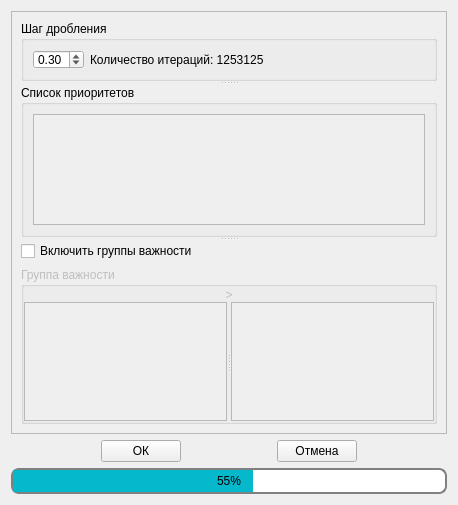
Above: src/startupconfigform.ui from vrs000/DMS before the change. Below: the same form after it.
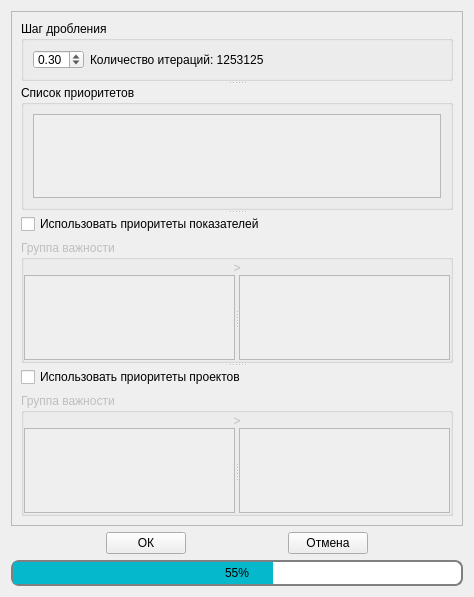
That is the form after the change. Icons and pictures are not drawn.

Commit message: Added calculation based on project priorities

Patch:
```diff
--- a/src/startupconfigform.ui
+++ b/src/startupconfigform.ui
@@ -6,8 +6,8 @@
    <rect>
     <x>0</x>
     <y>0</y>
-    <width>458</width>
-    <height>505</height>
+    <width>474</width>
+    <height>597</height>
    </rect>
   </property>
   <property name="windowTitle">
@@ -30,13 +30,13 @@
          <rect>
           <x>0</x>
           <y>0</y>
-          <width>436</width>
-          <height>421</height>
+          <width>452</width>
+          <height>513</height>
          </rect>
         </property>
         <layout class="QGridLayout" name="gridLayout_2">
          <item row="0" column="0">
-          <widget class="QSplitter" name="splitter_2">
+          <widget class="QSplitter" name="splitter_3">
            <property name="orientation">
             <enum>Qt::Vertical</enum>
            </property>
@@ -95,8 +95,8 @@
                  <rect>
                   <x>0</x>
                   <y>0</y>
-                  <width>396</width>
-                  <height>117</height>
+                  <width>412</width>
+                  <height>89</height>
                  </rect>
                 </property>
                 <layout class="QVBoxLayout" name="verticalLayout_3">
@@ -133,7 +133,7 @@
              <item>
               <widget class="QCheckBox" name="ToggleGroupCheckBox">
                <property name="text">
-                <string>Включить группы важности</string>
+                <string>Использовать приоритеты показателей</string>
                </property>
               </widget>
              </item>
@@ -191,8 +191,8 @@
                      <rect>
                       <x>0</x>
                       <y>0</y>
-                      <width>203</width>
-                      <height>124</height>
+                      <width>211</width>
+                      <height>91</height>
                      </rect>
                     </property>
                     <layout class="QGridLayout" name="gridLayout_4">
@@ -226,8 +226,8 @@
                      <rect>
                       <x>0</x>
                       <y>0</y>
-                      <width>202</width>
-                      <height>124</height>
+                      <width>210</width>
+                      <height>91</height>
                      </rect>
                     </property>
                     <layout class="QGridLayout" name="gridLayout_5">
@@ -259,6 +259,137 @@
              </item>
             </layout>
            </widget>
+           <widget class="QWidget" name="layoutWidget_4">
+            <layout class="QVBoxLayout" name="verticalLayout_11">
+             <item>
+              <widget class="QCheckBox" name="ToggleProjectsGroupCheckBox">
+               <property name="text">
+                <string>Использовать приоритеты проектов</string>
+               </property>
+              </widget>
+             </item>
+             <item>
+              <widget class="QGroupBox" name="ImportanceProjectsGroups_groupBox">
+               <property name="enabled">
+                <bool>false</bool>
+               </property>
+               <property name="title">
+                <string>Группа важности</string>
+               </property>
+               <layout class="QVBoxLayout" name="verticalLayout_12">
+                <property name="spacing">
+                 <number>0</number>
+                </property>
+                <property name="leftMargin">
+                 <number>0</number>
+                </property>
+                <property name="topMargin">
+                 <number>0</number>
+                </property>
+                <property name="rightMargin">
+                 <number>0</number>
+                </property>
+                <property name="bottomMargin">
+                 <number>0</number>
+                </property>
+                <item>
+                 <widget class="QLabel" name="label_5">
+                  <property name="maximumSize">
+                   <size>
+                    <width>16777215</width>
+                    <height>15</height>
+                   </size>
+                  </property>
+                  <property name="text">
+                   <string>&gt;</string>
+                  </property>
+                  <property name="alignment">
+                   <set>Qt::AlignCenter</set>
+                  </property>
+                 </widget>
+                </item>
+                <item>
+                 <widget class="QSplitter" name="splitter_2">
+                  <property name="orientation">
+                   <enum>Qt::Horizontal</enum>
+                  </property>
+                  <widget class="QScrollArea" name="scrollArea_11">
+                   <property name="widgetResizable">
+                    <bool>true</bool>
+                   </property>
+                   <widget class="QWidget" name="scrollAreaWidgetContents_11">
+                    <property name="geometry">
+                     <rect>
+                      <x>0</x>
+                      <y>0</y>
+                      <width>211</width>
+                      <height>91</height>
+                     </rect>
+                    </property>
+                    <layout class="QGridLayout" name="gridLayout_12">
+                     <property name="leftMargin">
+                      <number>0</number>
+                     </property>
+                     <property name="topMargin">
+                      <number>0</number>
+                     </property>
+                     <property name="rightMargin">
+                      <number>0</number>
+                     </property>
+                     <property name="bottomMargin">
+                      <number>0</number>
+                     </property>
+                     <property name="spacing">
+                      <number>0</number>
+                     </property>
+                     <item row="0" column="0">
+                      <layout class="QVBoxLayout" name="PreffredProjectsLayout"/>
+                     </item>
+                    </layout>
+                   </widget>
+                  </widget>
+                  <widget class="QScrollArea" name="scrollArea_12">
+                   <property name="widgetResizable">
+                    <bool>true</bool>
+                   </property>
+                   <widget class="QWidget" name="scrollAreaWidgetContents_12">
+                    <property name="geometry">
+                     <rect>
+                      <x>0</x>
+                      <y>0</y>
+                      <width>210</width>
+                      <height>91</height>
+                     </rect>
+                    </property>
+                    <layout class="QGridLayout" name="gridLayout_13">
+                     <property name="leftMargin">
+                      <number>0</number>
+                     </property>
+                     <property name="topMargin">
+                      <number>0</number>
+                     </property>
+                     <property name="rightMargin">
+                      <number>0</number>
+                     </property>
+                     <property name="bottomMargin">
+                      <number>0</number>
+                     </property>
+                     <property name="spacing">
+                      <number>0</number>
+                     </property>
+                     <item row="0" column="0">
+                      <layout class="QVBoxLayout" name="RejectedProjectsLayout"/>
+                     </item>
+                    </layout>
+                   </widget>
+                  </widget>
+                 </widget>
+                </item>
+               </layout>
+              </widget>
+             </item>
+            </layout>
+           </widget>
           </widget>
          </item>
         </layout>
```
The commit also changes 9 other files.
